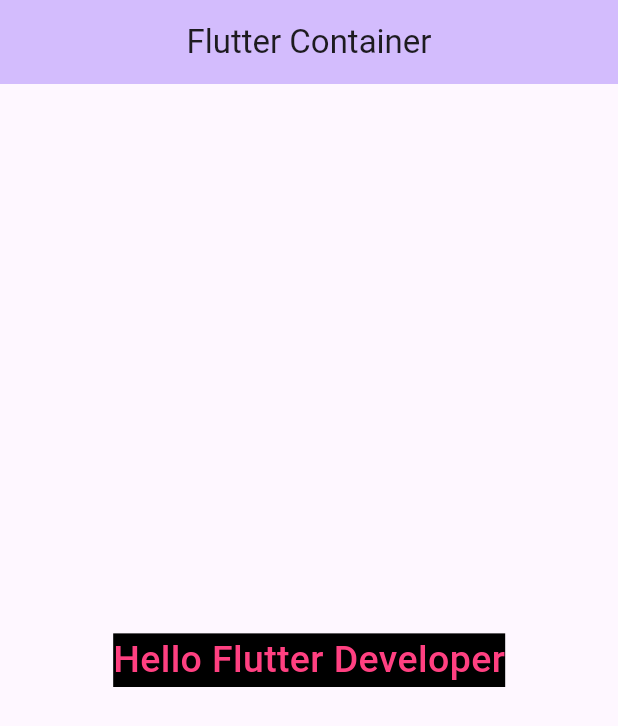
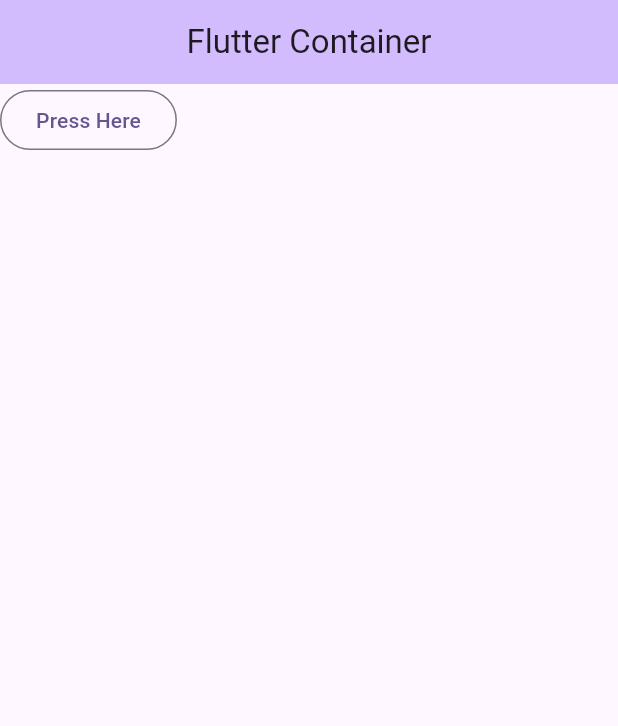
Before and after one commit to priyanshudekate01/learningFlutter, a Flutter app: the screen it shows after launch, on a phone screen of 412 x 824 dp. Shown: the top 726 px of the screen. Run offline on Flutter 3.47's test engine with Material 3 defaults, Android fonts, the phone set to English and light mode, and no system bars.

Commit message:
learned about Buttons

```diff
--- a/lib/main.dart
+++ b/lib/main.dart
@@ -48,14 +48,31 @@ class _MyHomePageState extends State<MyHomePage> {
 
         title: Center(child: Text('Flutter Container')),
       ),
-      body:Center(
+      /* Types of Button */
+      //   Text Button
+        /* TextButton(
+        child: Text('Clikc Here'),
+        onPressed: (){
+          print('Text Button Clicked');
+        },
+        onLongPress: (){
+          print("Long Pressed!");
+        },
+      )*/
+      //   Elevated Button (Raised Button)
+        /* ElevatedButton(
+        child: Text('Click me'),
 
-        child: Text('Hello Flutter Developer', style: TextStyle(
-          fontSize: 25,
-          color: Colors.pinkAccent,
-          fontWeight: FontWeight.w500,
-          backgroundColor: Colors.black
-        ),),
+        onPressed: (){
+          print('Hello Elevated button');
+        },
+      ) */
+      //   Outlined Button
+      body: OutlinedButton(
+        child: Text("Press Here"),
+        onPressed: (){
+          print("outlined button pressed");
+        },
       )
 
 
```
